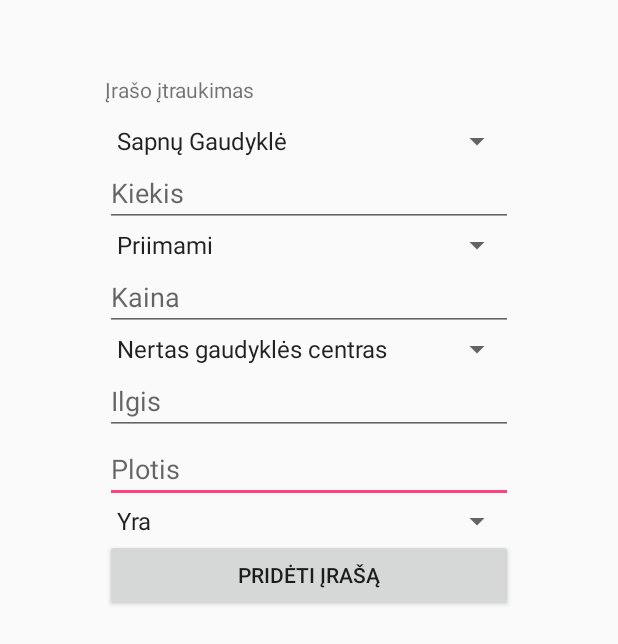
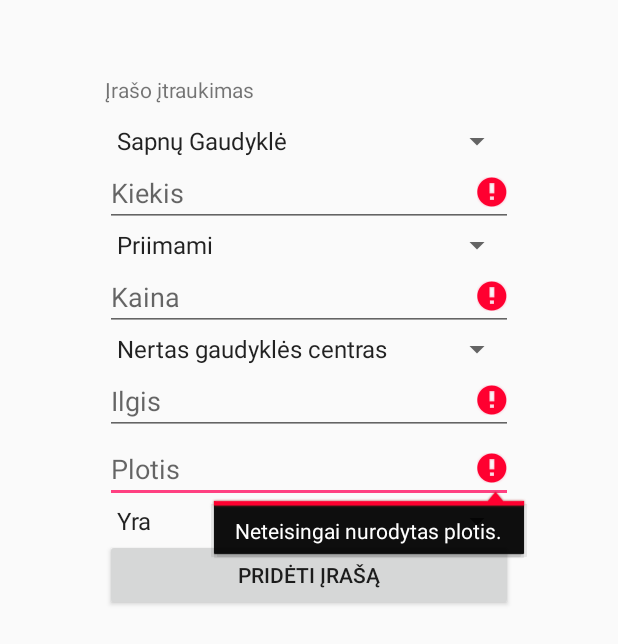
Before and after one commit to Dovile1996/Foxy4, an Android app: the NewPost screen opened directly, with no data from a screen before it, after a tap on "PRIDĖTI ĮRAŠĄ", on a phone screen of 412 x 824 dp. Shown: the top 644 px of the screen. Run offline under Robolectric (Android 15) with nearby library versions, the phone set to English and light mode, and no system bars.

```diff
--- a/app/src/main/java/com/example/dovile/foxy/MainActivity.java
+++ b/app/src/main/java/com/example/dovile/foxy/MainActivity.java
@@ -1,44 +1,66 @@
 package com.example.dovile.foxy;
 
-import android.support.v7.app.AppCompatActivity;
+import android.app.Activity;
+import android.content.Intent;
 import android.os.Bundle;
+import android.view.View;
 import android.widget.Button;
 import android.widget.EditText;
-import android.widget.ImageView;
-import android.view.View;
-import android.content.Intent;
-import android.text.TextUtils;
-import android.widget.TextView;
-import android.support.v7.app.ActionBarActivity;
 import android.widget.Toast;
+import java.util.regex.Matcher;
+import java.util.regex.Pattern;
 
-public class MainActivity extends AppCompatActivity {
+public class MainActivity extends Activity {
+    private EditText mUsernameView;
+    private EditText mPasswordView;
 
     @Override
     protected void onCreate(Bundle savedInstanceState) {
         super.onCreate(savedInstanceState);
         setContentView(R.layout.activity_main);
-    }
+        Button prisijungti = (Button) findViewById(R.id.button1);
+        Button registruotis = (Button) findViewById(R.id.button2);
 
-    public void activity2 (View v){
+        mUsernameView = (EditText) findViewById(R.id.Username);
+        mPasswordView = (EditText) findViewById(R.id.Password);
 
-        EditText usernameEditText = (EditText) findViewById(R.id.Username);
-        String sUsername = usernameEditText.getText().toString();
-        EditText passwordEditText = (EditText) findViewById(R.id.Password);
-        String sPassword = passwordEditText.getText().toString();
-        if (sUsername.matches("") || sPassword.matches("")) {
-            Toast.makeText(this, "Neįvedėte prisijungimo duomenų", Toast.LENGTH_SHORT).show();
-            return;
-        }
-        /**if (sUsername.matches("Administratorius") && sPassword.matches("d999t6t21")) {
+        prisijungti.setOnClickListener(new View.OnClickListener() {
+            public void onClick(View v) {
+                mUsernameView.setError(null);
+                mPasswordView.setError(null);
 
-        }
-        else
-        Toast.makeText(this, "Neteisingi prisijungimo duomenys", Toast.LENGTH_SHORT).show();
-        return;*/
-        Intent intent = new Intent (MainActivity.this, SecondActivity.class);
-        startActivity(intent);
+                String username = mUsernameView.getText().toString();
+                String password = mPasswordView.getText().toString();
 
+                boolean cancel = false;
+                View focusView = null;
+
+                if (!isValid(username)) {
+                    mUsernameView.setError("Neteisingas vartotojo vardas.");
+                    focusView = mPasswordView;
+                    cancel = true;
+                }
+                if (!isValid(password)) {
+                    mPasswordView.setError("Neteisingas slaptažodis.");
+                    focusView = mPasswordView;
+                    cancel = true;
+                }
+                if (cancel) {
+                    focusView.requestFocus();
+                } else {
+                    Intent intent = new Intent(MainActivity.this, SecondActivity.class);
+                    startActivity(intent);
+                }
+            }
+        });
+            }
+
+    private boolean isValid(String credentials){
+        final String CREDENTIALS_PATTERN ="^([0-9a-zA-Z]{3,15})+$";
+        Pattern pattern =Pattern.compile(CREDENTIALS_PATTERN);
+
+        Matcher matcher = pattern.matcher(credentials);
+        return matcher.matches();
     }
 
     public void signup2 (View v){
--- a/app/src/main/java/com/example/dovile/foxy/NewPost.java
+++ b/app/src/main/java/com/example/dovile/foxy/NewPost.java
@@ -1,50 +1,124 @@
 package com.example.dovile.foxy;
 
+import android.os.Bundle;
 import android.support.v7.app.AppCompatActivity;
-import android.os.Bundle;
-import android.widget.ArrayAdapter;
+import android.view.View;
+import android.content.Intent;
 import android.widget.Button;
 import android.widget.EditText;
-import android.widget.ImageView;
-import android.view.View;
-import android.content.Intent;
+import android.widget.Toast;
+import java.util.regex.Matcher;
+import java.util.regex.Pattern;
 import android.widget.Spinner;
-import android.widget.AdapterView.OnItemSelectedListener;
-import java.util.ArrayList;
-import java.util.List;
-import android.widget.AdapterView;
-import android.widget.ArrayAdapter;
-import android.widget.Toast;
-import android.app.Activity;
-import android.view.View.OnClickListener;
 
 public class NewPost extends SecondActivity {
-
-    private Spinner spinner1;
+    private EditText mAmmountView;
+    private EditText mPriceView;
+    private EditText mLengthView;
+    private EditText mWidthView;
 
     @Override
     protected void onCreate(Bundle savedInstanceState) {
         super.onCreate(savedInstanceState);
         setContentView(R.layout.new_post);
+        Button saugoti = (Button) findViewById(R.id.save);
+
+        mAmmountView = (EditText) findViewById(R.id.kiekis);
+        mPriceView = (EditText) findViewById(R.id.kaina);
+        mLengthView = (EditText) findViewById(R.id.ilgis);
+        mWidthView = (EditText) findViewById(R.id.plotis);
+
+        saugoti.setOnClickListener(new View.OnClickListener() {
+            public void onClick(View v) {
+                mAmmountView.setError(null);
+                mPriceView.setError(null);
+                mLengthView.setError(null);
+                mWidthView.setError(null);
+
+                String ammount = mAmmountView.getText().toString();
+                String price = mPriceView.getText().toString();
+                String length = mLengthView.getText().toString();
+                String width = mWidthView.getText().toString();
+
+                boolean cancel = false;
+                View focusView = null;
+
+                if (!isValid(ammount)) {
+                    mAmmountView.setError("Neteisingai nurodytas kiekis.");
+                    focusView = mAmmountView;
+                    cancel = true;
+                }
+                if (!isValid2(price)) {
+                    mPriceView.setError("Neteisingai nurodyta kaina.");
+                    focusView = mPriceView;
+                    cancel = true;
+                }
+                if (!isValid2(length)) {
+                    mLengthView.setError("Neteisingai nurodytas ilgis.");
+                    focusView = mLengthView;
+                    cancel = true;
+                }
+                if (!isValid2(width)) {
+                    mWidthView.setError("Neteisingai nurodytas plotis.");
+                    focusView = mWidthView;
+                    cancel = true;
                 }
 
-    public void CreatePost (View v){
+               final Spinner tipas = (Spinner) findViewById(R.id.tipas);
+                final EditText kiekisEditText = (EditText) findViewById(R.id.kiekis);
+                final Spinner uzsakymai = (Spinner) findViewById(R.id.uzsakymai);
+                final EditText kainaEditText = (EditText) findViewById(R.id.kaina);
+                final Spinner technika = (Spinner) findViewById(R.id.technika);
+                final   EditText ilgisEditText = (EditText) findViewById(R.id.ilgis);
+                final  EditText plotisEditText = (EditText) findViewById(R.id.plotis);
+                final Spinner reguliavimas = (Spinner) findViewById(R.id.reguliavimas);
 
-        EditText kiekisEditText = (EditText) findViewById(R.id.kiekis);
+                //@Override
+
+                //public void onClick (View v)
+                        //{
                         String sKiekis = kiekisEditText.getText().toString();
-        EditText kainaEditText = (EditText) findViewById(R.id.kaina);
                 String sKaina = kainaEditText.getText().toString();
-        EditText ilgisEditText = (EditText) findViewById(R.id.ilgis);
                 String sIlgis = ilgisEditText.getText().toString();
-        EditText plotisEditText = (EditText) findViewById(R.id.plotis);
                 String sPlotis = plotisEditText.getText().toString();
                 if (sKiekis.matches("") || sKaina.matches("") || sIlgis.matches("") || sPlotis.matches("")) {
-            Toast.makeText(this, "Patikrinkite, ar įvedėte visus duomenis.", Toast.LENGTH_SHORT).show();
+                    Toast.makeText(NewPost.this, "Patikrinkite, ar įvedėte visus duomenis.", Toast.LENGTH_SHORT).show();
                     return;
                 }
-        Intent intent = new Intent (NewPost.this, NewPost.class);
+
+                Toast.makeText(NewPost.this,
+                        String.valueOf(tipas.getSelectedItem()) + "\n" +
+                                kiekisEditText.getText() + "\n" +
+                                String.valueOf(uzsakymai.getSelectedItem()) + "\n" +
+                                kainaEditText.getText() + "\n" +
+                                String.valueOf(technika.getSelectedItem()) + "\n" +
+                                ilgisEditText.getText() + "\n" +
+                                plotisEditText.getText() + "\n" +
+                                String.valueOf(reguliavimas.getSelectedItem()),
+                        Toast.LENGTH_SHORT).show();
+                if (cancel) {
+                    focusView.requestFocus();
+                }
+                else {
+                    Intent intent = new Intent(NewPost.this, NewPost.class);
                     startActivity(intent);
-        Toast.makeText(this, "Įrašas įtrauktas sėkmingai!", Toast.LENGTH_SHORT).show();
+                }
             }
 
+        });
     }
+
+    private boolean isValid(String credentials) {
+        final String CREDENTIALS_PATTERN = "^([0-9])+$";
+        Pattern pattern = Pattern.compile(CREDENTIALS_PATTERN);
+        Matcher matcher = pattern.matcher(credentials);
+        return matcher.matches();
+    }
+
+    private boolean isValid2(String credentials) {
+        final String CREDENTIALS_PATTERN2 = "^([0-9]+.+[0-9])+$";
+        Pattern pattern2 = Pattern.compile(CREDENTIALS_PATTERN2);
+        Matcher matcher = pattern2.matcher(credentials);
+        return matcher.matches();
+    }
+}
--- a/app/src/main/res/layout/new_post.xml
+++ b/app/src/main/res/layout/new_post.xml
@@ -16,7 +16,7 @@
         android:layout_weight="0.03" />
 
     <Spinner
-        android:id="@+id/spinner1"
+        android:id="@+id/tipas"
         android:layout_width="match_parent"
         android:layout_height="wrap_content"
         android:entries="@array/type"
@@ -31,7 +31,7 @@
     </EditText>
 
     <Spinner
-        android:id="@+id/spinner2"
+        android:id="@+id/uzsakymai"
         android:layout_width="match_parent"
         android:layout_height="wrap_content"
         android:entries="@array/orders"
@@ -46,7 +46,7 @@
     </EditText>
 
     <Spinner
-        android:id="@+id/spinner3"
+        android:id="@+id/technika"
         android:layout_width="match_parent"
         android:layout_height="wrap_content"
         android:entries="@array/technique"
@@ -69,13 +69,14 @@
     </EditText>
 
     <Spinner
+        android:id="@+id/reguliavimas"
         android:layout_width="match_parent"
         android:layout_height="wrap_content"
         android:entries="@array/length"
         android:prompt="@string/reguliavimas"/>
 
     <Button
-        android:id="@+id/button1"
+        android:id="@+id/save"
         android:layout_width="match_parent"
         android:layout_height="wrap_content"
         android:text="Pridėti įrašą"
--- a/app/src/main/res/layout/sign_up.xml
+++ b/app/src/main/res/layout/sign_up.xml
@@ -57,6 +57,6 @@
         android:layout_marginTop="10dp"
         android:layout_marginLeft="10dp"
         android:layout_marginRight="10dp"
-        android:text="Saugoti"
+        android:text="Registruotis"
         android:onClick="signup3" />
 </LinearLayout>
```
Also changed, not shown: app/src/main/java/com/example/dovile/foxy/SignUp.java (+80 -22 lines). Lines whose indentation alone changed are shown as unchanged.
